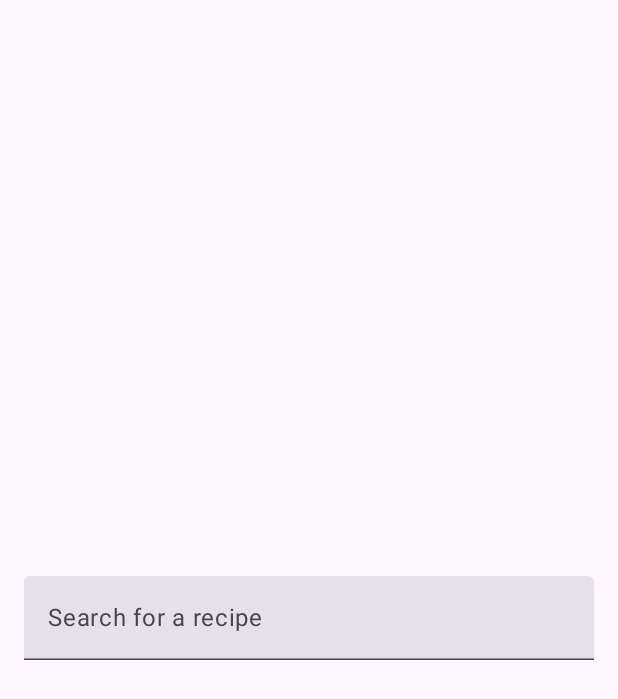
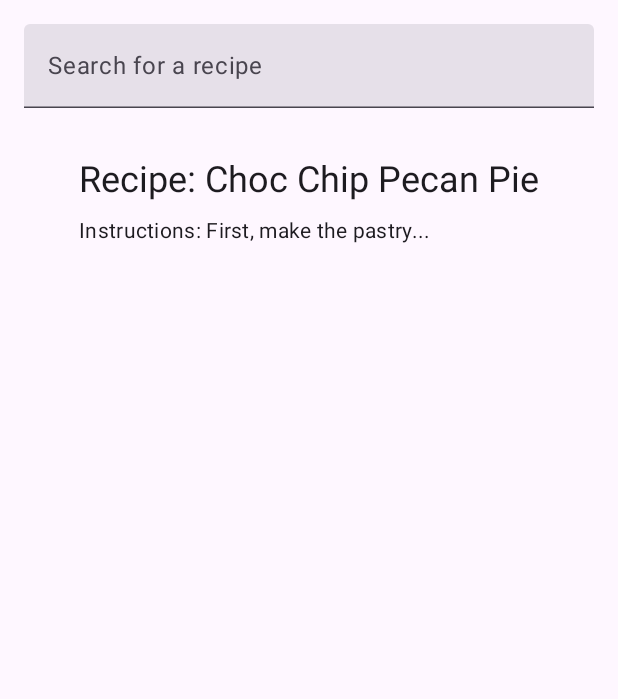
Before and after one commit to Waroach/Recipe-Finder, an Android app built with Jetpack Compose: the screen it shows after launch (MainActivity), on a phone screen of 412 x 824 dp. Shown: the top 699 px of the screen. Run offline under Robolectric (Android 15) with nearby library versions, the phone set to English and light mode, and no system bars.

Commit message:
Added hardcoded Recipe to be displayed

```diff
--- a/app/src/main/java/com/example/recipeapp/MainActivity.kt
+++ b/app/src/main/java/com/example/recipeapp/MainActivity.kt
@@ -11,6 +11,7 @@ import androidx.compose.runtime.*
 import androidx.compose.ui.Alignment
 import androidx.compose.ui.Modifier
 import androidx.compose.ui.unit.dp
+import com.example.recipeapp.ui.SearchBarUI
 
 
 class MainActivity : ComponentActivity() {
@@ -36,24 +37,3 @@ fun RecipeAppTheme(content: @Composable () -> Unit) {
         content()
     }
 }
-
-@OptIn(ExperimentalMaterial3Api::class)
-@Composable
-fun SearchBarUI() {
-    var searchText by remember { mutableStateOf("") }
-
-    Column(
-        modifier = Modifier.fillMaxSize(),
-        verticalArrangement = Arrangement.Center,
-        horizontalAlignment = Alignment.CenterHorizontally
-    ) {
-        TextField(
-            value = searchText,
-            onValueChange = { searchText = it },
-            label = { Text("Search for a recipe") },
-            modifier = Modifier
-                .fillMaxWidth()
-                .padding(16.dp)
-        )
-    }
-}
--- /dev/null
+++ b/app/src/main/java/com/example/recipeapp/ui/Recipe.kt
@@ -0,0 +1,8 @@
+package com.example.recipeapp.ui
+
+data class Recipe(
+    val id: String,
+    val name: String,
+    val instructions: String,
+    // Add more fields as needed (e.g., image URL, ingredients, etc.)
+)
--- /dev/null
+++ b/app/src/main/java/com/example/recipeapp/ui/RecipeScreen.kt
@@ -0,0 +1,41 @@
+package com.example.recipeapp.ui
+
+import androidx.compose.foundation.layout.*
+import androidx.compose.material3.*
+import androidx.compose.runtime.*
+import androidx.compose.ui.Alignment
+import androidx.compose.ui.Modifier
+import androidx.compose.ui.unit.dp
+import com.example.recipeapp.ui.SampleData
+
+
+@OptIn(ExperimentalMaterial3Api::class)
+@Composable
+fun SearchBarUI() {
+    var searchText by remember { mutableStateOf("") }
+    var displayedRecipe by remember { mutableStateOf<Recipe?>(null) }
+
+    displayedRecipe = SampleData.hardcodedRecipe
+
+    Column(
+        modifier = Modifier.fillMaxSize(),
+        verticalArrangement = Arrangement.Top, // Change to Top for better layout
+        horizontalAlignment = Alignment.CenterHorizontally
+    ) {
+        TextField(
+            value = searchText,
+            onValueChange = { searchText = it },
+            label = { Text("Search for a recipe") },modifier = Modifier
+                .fillMaxWidth()
+                .padding(16.dp)
+        )
+        // Display recipe details if available
+        displayedRecipe?.let { recipe ->
+            Column(modifier = Modifier.padding(16.dp)) { // Add padding around details
+                Text(text = "Recipe: ${recipe.name}", style = MaterialTheme.typography.headlineSmall)
+                Spacer(modifier = Modifier.height(8.dp)) // Add some space between name and instructions
+                Text(text = "Instructions: ${recipe.instructions}", style = MaterialTheme.typography.bodyMedium)
+            }
+        }
+    }
+}
--- /dev/null
+++ b/app/src/main/java/com/example/recipeapp/ui/SampleData.kt
@@ -0,0 +1,10 @@
+package com.example.recipeapp.ui
+
+object SampleData {
+    val hardcodedRecipe = Recipe(
+        id = "52856",
+        name = "Choc Chip Pecan Pie",
+        instructions = "First, make the pastry..." // Add the full instructions
+    )
+    // Add more hardcoded recipes or data as needed
+}
```
